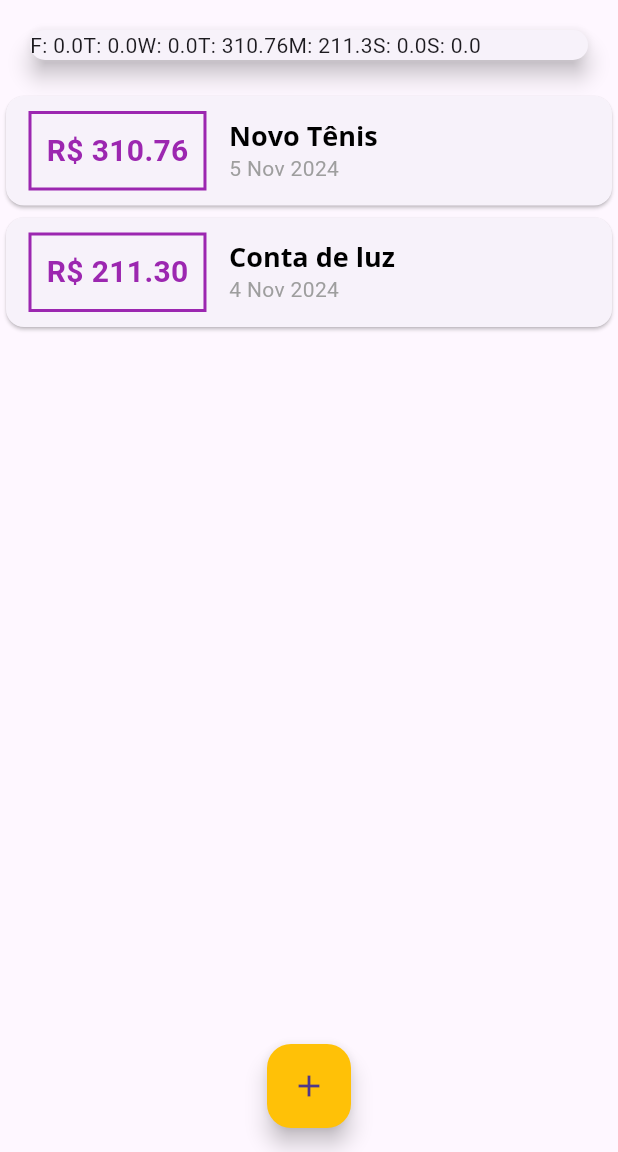
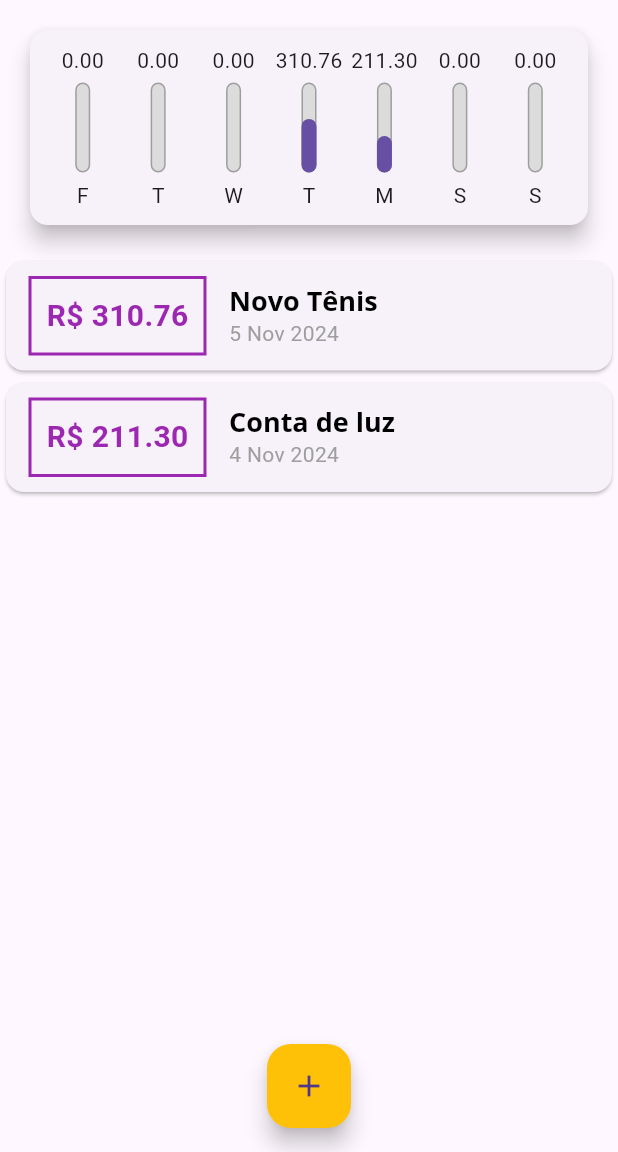
Before and after one commit to oJaciel/Expenses-App, a Flutter app: the screen it shows after launch, on a phone screen of 412 x 824 dp, the part 84-1236 px from its top. Run offline on Flutter 3.47's test engine with Material 3 defaults, Android fonts, the phone set to English and light mode, and no system bars.

Commit message:
Finalizando o Chart
Terminada a programação do chart, bem como modelado o componente, pequenos ajustes ainda necessários.

```diff
--- a/lib/components/chart.dart
+++ b/lib/components/chart.dart
@@ -1,3 +1,4 @@
+import 'package:expenses/components/chart_bar.dart';
 import 'package:expenses/models/transaction.dart';
 import 'package:flutter/material.dart';
 import 'package:intl/intl.dart';
@@ -32,16 +33,32 @@ class Chart extends StatelessWidget {
     });
   }
 
+  double get _weekTotalValue {
+    return groupedTransactions.fold(0, (sum, tr) {
+      return sum + (tr['value'] as double);
+    });
+  }
+
   @override
   Widget build(BuildContext context) {
-    groupedTransactions;
     return Card(
       elevation: 6,
       margin: EdgeInsets.all(20),
-      child: Row(
-        children: groupedTransactions.map((tr) {
-          return Text('${tr['day']}: ${tr['value']}');
-        }).toList(),
+      child: Padding(
+        padding: const EdgeInsets.all(10),
+        child: Row(
+          mainAxisAlignment: MainAxisAlignment.spaceAround,
+          children: groupedTransactions.map((tr) {
+            return Flexible(
+              fit: FlexFit.tight,
+              child: ChartBar(
+                label: tr['day'].toString(),
+                value: (tr['value'] as double),
+                percentage: (tr['value'] as double) / _weekTotalValue,
+              ),
+            );
+          }).toList(),
+        ),
       ),
     );
   }
--- a/lib/components/chart_bar.dart
+++ b/lib/components/chart_bar.dart
@@ -1,10 +1,53 @@
 import 'package:flutter/material.dart';
 
 class ChartBar extends StatelessWidget {
-  const ChartBar({super.key});
+  final String label;
+  final double value;
+  final double percentage;
+
+  ChartBar({
+    required this.label,
+    required this.value,
+    required this.percentage,
+  });
 
   @override
   Widget build(BuildContext context) {
-    return const Placeholder();
+    return Column(
+      children: [
+        FittedBox(
+          child: Text('${value.toStringAsFixed(2)}'),
+        ),
+        SizedBox(height: 5),
+        Container(
+          height: 60,
+          width: 10,
+          child: Stack(
+            alignment: Alignment.bottomCenter,
+            children: [
+              Container(
+                decoration: BoxDecoration(
+                    border: Border.all(
+                      color: Colors.grey,
+                      width: 1.0,
+                    ),
+                    color: Color.fromRGBO(220, 220, 220, 1),
+                    borderRadius: BorderRadius.circular(5)),
+              ),
+              FractionallySizedBox(
+                heightFactor: percentage,
+                child: Container(
+                  decoration: BoxDecoration(
+                      color: Theme.of(context).primaryColor,
+                      borderRadius: BorderRadius.circular(5)),
+                ),
+              )
+            ],
+          ),
+        ),
+        SizedBox(height: 5),
+        Text(label)
+      ],
+    );
   }
 }
```
